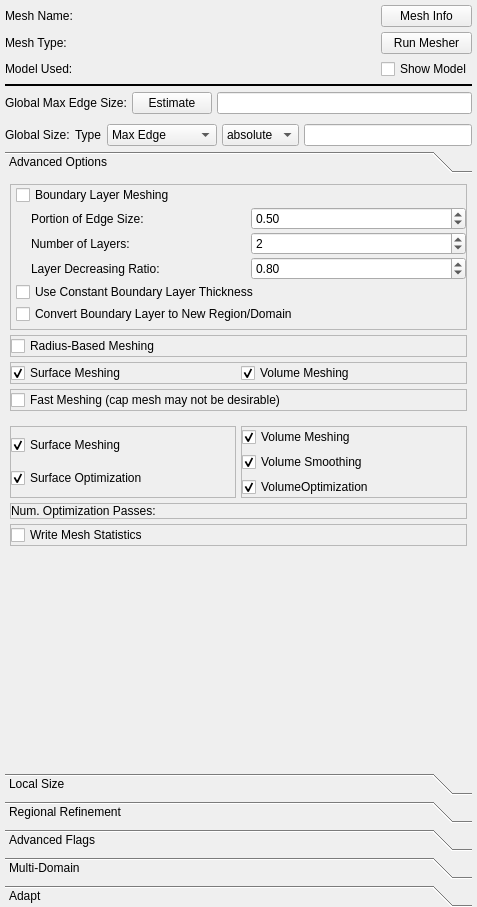
First picture: the form in Code/Source/sv4gui/Plugins/org.sv.gui.qt.meshing/sv4gui_MeshEdit.ui, repository SimVascular/SimVascular, before the edit.
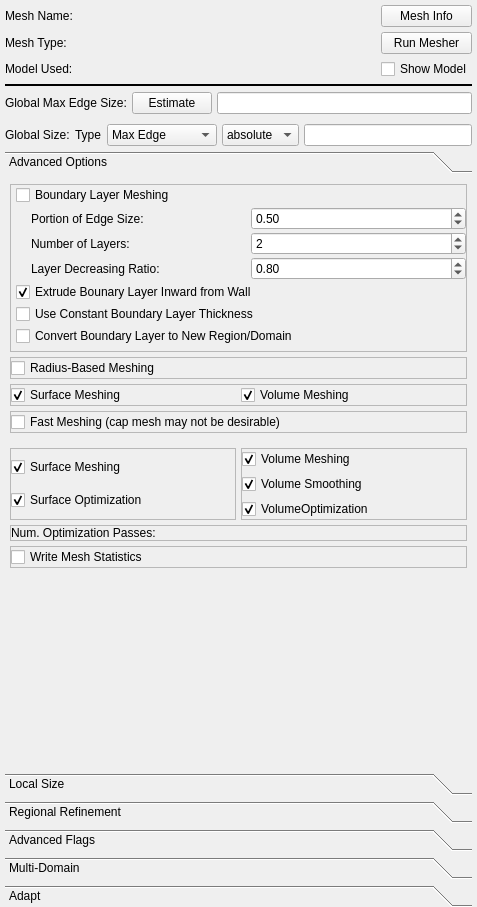
Second picture: the form after the edit. Custom widgets are drawn as their Qt base class.

Commit message: DEV: Added ability to have bl go inward or outward

The edit to the form file:
```diff
--- a/Code/Source/sv4gui/Plugins/org.sv.gui.qt.meshing/sv4gui_MeshEdit.ui
+++ b/Code/Source/sv4gui/Plugins/org.sv.gui.qt.meshing/sv4gui_MeshEdit.ui
@@ -548,6 +548,16 @@
                      </layout>
                     </widget>
                    </item>
+                   <item>
+                    <widget class="QCheckBox" name="checkBoxBoundaryLayerDirection">
+                     <property name="text">
+                      <string>Extrude Bounary Layer Inward from Wall</string>
+                     </property>
+                     <property name="checked">
+                      <bool>true</bool>
+                     </property>
+                    </widget>
+                   </item>
                    <item>
                     <widget class="QCheckBox" name="checkBoxConstantThicknessBL">
                      <property name="toolTip">
```
Left out of the diff: 20 changed lines with no effect on the pictures. The commit also changes 4 other files.
